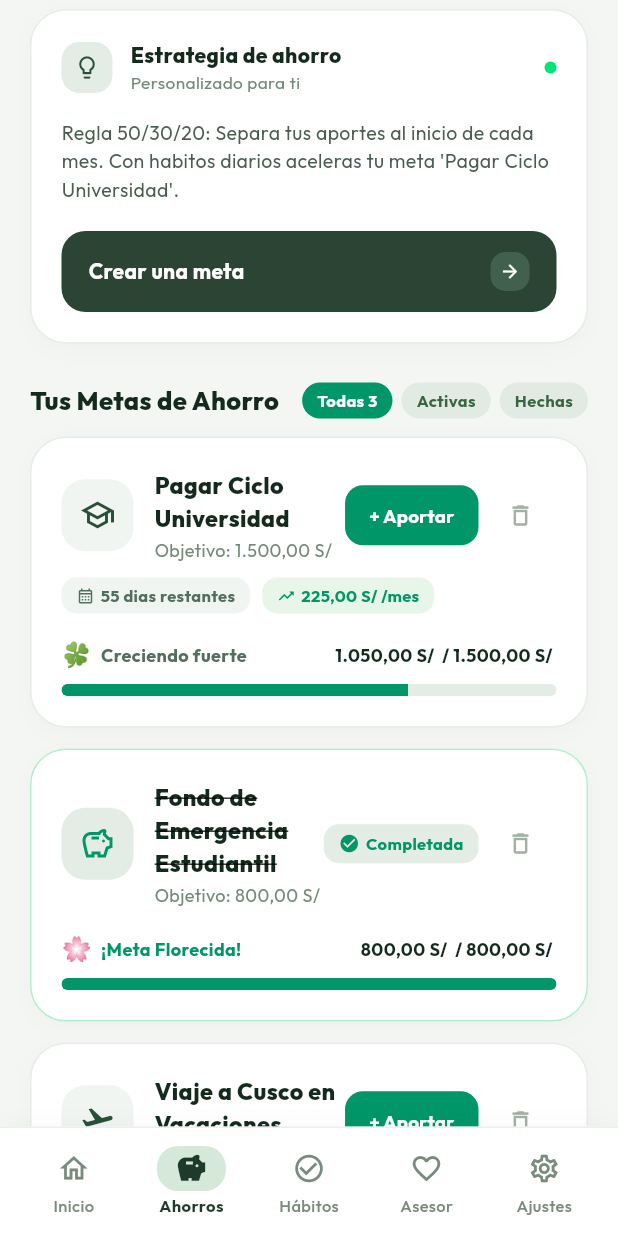
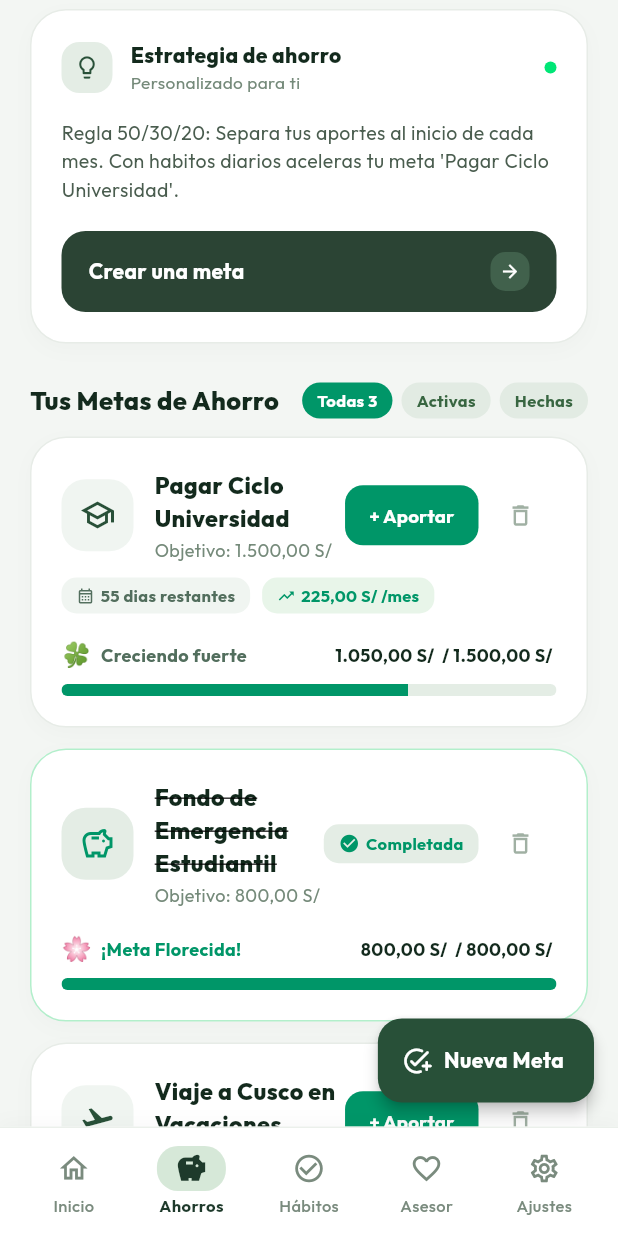
Before and after one commit to valentino0331/SalviaFinanzas, a Flutter app: the screen it shows after launch, item 2 of the bottom bar chosen, scrolled down 576 dp, on a phone screen of 412 x 824 dp. Run offline on Flutter 3.47's test engine with Material 3 defaults, Android fonts, the light colour scheme and no system bars; our stand-ins replace fl_chart, flutter_riverpod, google_fonts, shared_preferences; accounts and stored records are empty; network calls fail.

Commit message:
feat(savings): agregacion de boton flotante para creacion rapida de metas de ahorro

```diff
--- a/lib/features/savings/presentation/savings_screen.dart
+++ b/lib/features/savings/presentation/savings_screen.dart
@@ -305,6 +305,22 @@ class _SavingsScreenState extends ConsumerState<SavingsScreen> {
 
     return Scaffold(
       backgroundColor: const Color(0xFFF3F6F3),
+      floatingActionButton: FloatingActionButton.extended(
+        key: const Key('btn_nueva_meta_ahorro'),
+        onPressed: _showAddMissionDialog,
+        backgroundColor: const Color(0xFF285038),
+        foregroundColor: Colors.white,
+        elevation: 4,
+        icon: const Icon(Icons.add_task_rounded, size: 20),
+        label: Text(
+          'Nueva Meta',
+          style: GoogleFonts.outfit(
+            fontSize: 14,
+            fontWeight: FontWeight.w700,
+            letterSpacing: 0.3,
+          ),
+        ),
+      ),
       body: SafeArea(
         child: savingsRaw.when(
           loading: () => const Center(child: CircularProgressIndicator(color: RusticTheme.primaryGreen)),
```
Also changed, not shown: 1 other file.
